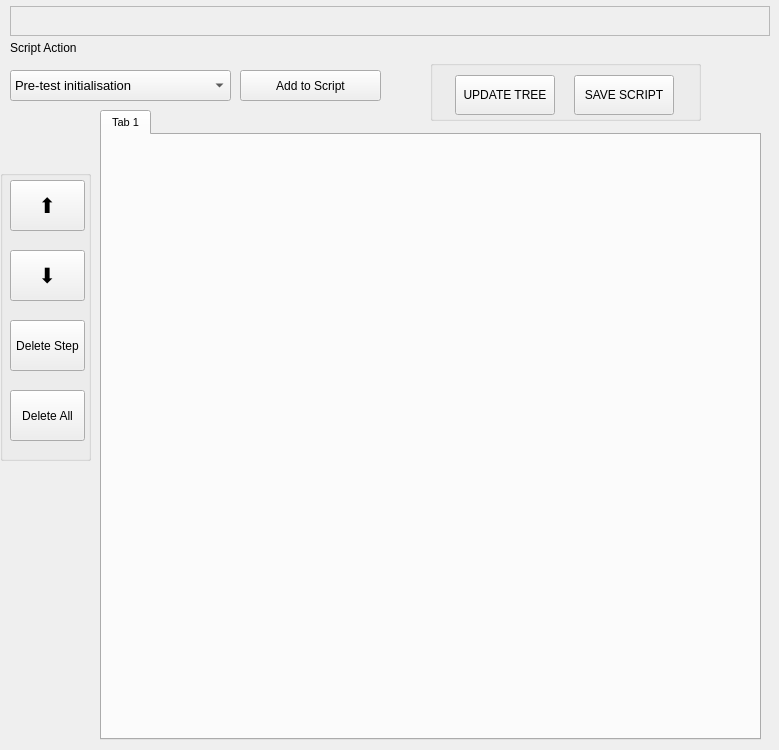
Old version of the form Widget_Library/widget_script_editor.ui in the repository 8foldrepo/RF_Balance_Profound.
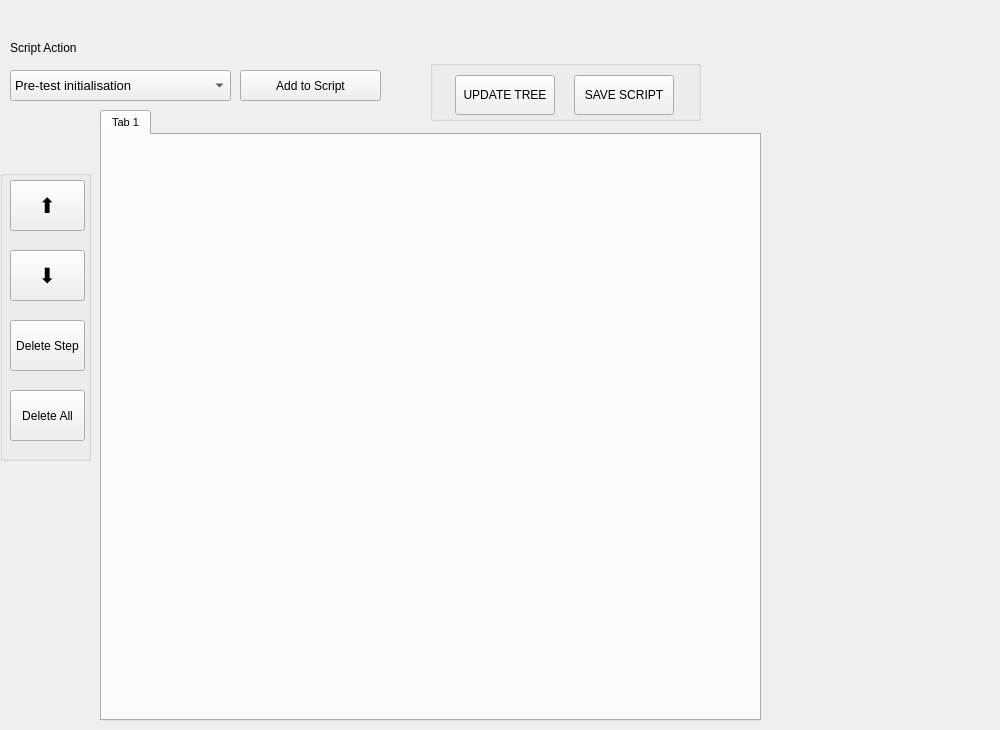
New version of the form.

Commit message: fixed recurring pixmap issue in the rfb tab. Plus made small adjustments to GUI imperfections

The edit to the form file:
```diff
--- a/Widget_Library/widget_script_editor.ui
+++ b/Widget_Library/widget_script_editor.ui
@@ -6,20 +6,20 @@
    <rect>
     <x>0</x>
     <y>0</y>
-    <width>779</width>
-    <height>750</height>
+    <width>1000</width>
+    <height>730</height>
    </rect>
   </property>
   <property name="minimumSize">
    <size>
-    <width>778</width>
-    <height>750</height>
+    <width>1000</width>
+    <height>700</height>
    </size>
   </property>
   <property name="maximumSize">
    <size>
-    <width>1050</width>
-    <height>750</height>
+    <width>1000</width>
+    <height>730</height>
    </size>
   </property>
   <property name="windowTitle">
@@ -31,7 +31,7 @@
      <x>100</x>
      <y>110</y>
      <width>661</width>
-     <height>630</height>
+     <height>611</height>
     </rect>
    </property>
    <property name="font">
@@ -325,7 +325,7 @@
     </item>
    </layout>
   </widget>
-  <widget class="QFrame" name="tootip">
+  <widget class="QWidget" name="tootip" native="true">
    <property name="geometry">
     <rect>
      <x>10</x>
@@ -337,9 +337,6 @@
    <property name="toolTip">
     <string>This tab allows you to change task order, delete tasks, add tasks, save/create scripts, and change/set individual variables within tasks</string>
    </property>
-   <property name="frameShape">
-    <enum>QFrame::StyledPanel</enum>
-   </property>
   </widget>
  </widget>
  <resources/>
```
The commit also changes 5 other files.
